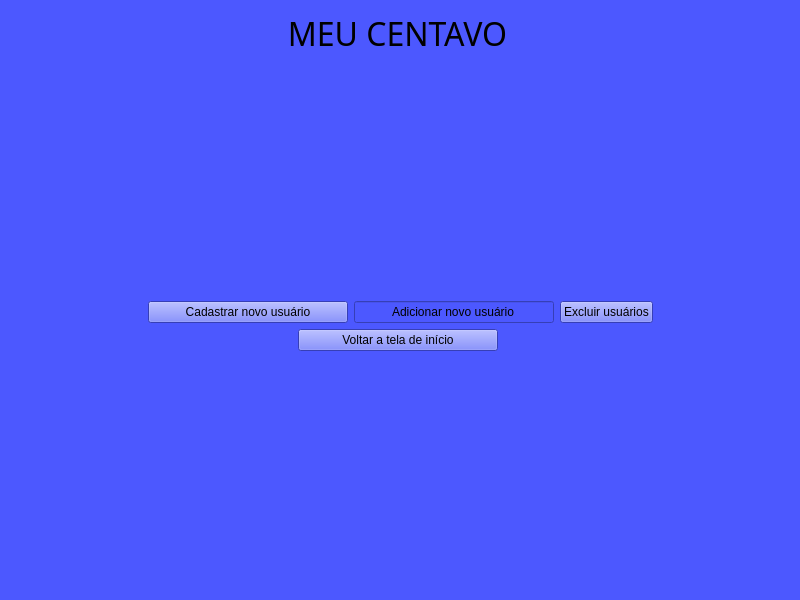
Old version of the form MeuCentavoApp/Designer/FormsLogin/formUsuario.ui in the repository bee0ne1/MeuCentavo.
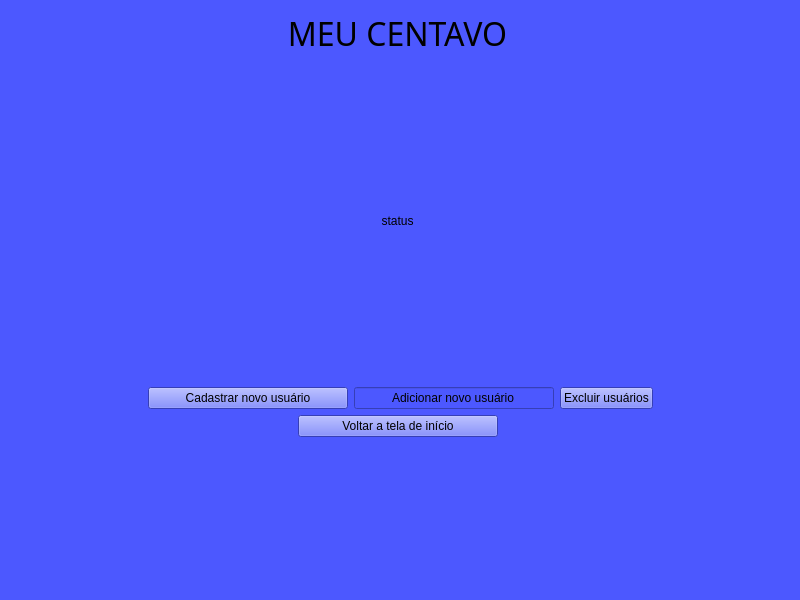
New version of the form.

```diff
--- a/MeuCentavoApp/Designer/FormsLogin/formUsuario.ui
+++ b/MeuCentavoApp/Designer/FormsLogin/formUsuario.ui
@@ -29,6 +29,176 @@
    <string notr="true">background-color: rgb(76, 88, 255)</string>
   </property>
   <layout class="QGridLayout" name="gridLayout">
+   <item row="2" column="1">
+    <widget class="QLabel" name="labelStatus">
+     <property name="text">
+      <string>status</string>
+     </property>
+     <property name="alignment">
+      <set>Qt::AlignmentFlag::AlignCenter</set>
+     </property>
+    </widget>
+   </item>
+   <item row="3" column="1">
+    <spacer name="verticalSpacer">
+     <property name="orientation">
+      <enum>Qt::Orientation::Vertical</enum>
+     </property>
+     <property name="sizeHint" stdset="0">
+      <size>
+       <width>20</width>
+       <height>68</height>
+      </size>
+     </property>
+    </spacer>
+   </item>
+   <item row="6" column="3">
+    <spacer name="horizontalSpacer_2">
+     <property name="orientation">
+      <enum>Qt::Orientation::Horizontal</enum>
+     </property>
+     <property name="sizeHint" stdset="0">
+      <size>
+       <width>40</width>
+       <height>20</height>
+      </size>
+     </property>
+    </spacer>
+   </item>
+   <item row="8" column="1">
+    <spacer name="verticalSpacer_2">
+     <property name="orientation">
+      <enum>Qt::Orientation::Vertical</enum>
+     </property>
+     <property name="sizeHint" stdset="0">
+      <size>
+       <width>20</width>
+       <height>68</height>
+      </size>
+     </property>
+    </spacer>
+   </item>
+   <item row="4" column="1">
+    <layout class="QHBoxLayout" name="layoutUsuarios">
+     <property name="topMargin">
+      <number>0</number>
+     </property>
+    </layout>
+   </item>
+   <item row="6" column="0">
+    <spacer name="horizontalSpacer">
+     <property name="orientation">
+      <enum>Qt::Orientation::Horizontal</enum>
+     </property>
+     <property name="sizeHint" stdset="0">
+      <size>
+       <width>40</width>
+       <height>20</height>
+      </size>
+     </property>
+    </spacer>
+   </item>
+   <item row="5" column="1" rowspan="2" colspan="2">
+    <layout class="QHBoxLayout" name="horizontalLayout_2">
+     <item>
+      <widget class="QPushButton" name="buttonCadastro">
+       <property name="minimumSize">
+        <size>
+         <width>200</width>
+         <height>0</height>
+        </size>
+       </property>
+       <property name="maximumSize">
+        <size>
+         <width>200</width>
+         <height>16777215</height>
+        </size>
+       </property>
+       <property name="text">
+        <string>Cadastrar novo usuário</string>
+       </property>
+      </widget>
+     </item>
+     <item>
+      <widget class="QLineEdit" name="lineEdit_2">
+       <property name="minimumSize">
+        <size>
+         <width>200</width>
+         <height>0</height>
+        </size>
+       </property>
+       <property name="maximumSize">
+        <size>
+         <width>200</width>
+         <height>16777215</height>
+        </size>
+       </property>
+       <property name="text">
+        <string>Adicionar novo usuário</string>
+       </property>
+       <property name="alignment">
+        <set>Qt::AlignmentFlag::AlignCenter</set>
+       </property>
+      </widget>
+     </item>
+     <item>
+      <widget class="QPushButton" name="buttonExcluirUsuarios">
+       <property name="text">
+        <string>Excluir usuários</string>
+       </property>
+      </widget>
+     </item>
+    </layout>
+   </item>
+   <item row="7" column="1">
+    <layout class="QHBoxLayout" name="horizontalLayout_3">
+     <item>
+      <spacer name="horizontalSpacer_3">
+       <property name="orientation">
+        <enum>Qt::Orientation::Horizontal</enum>
+       </property>
+       <property name="sizeHint" stdset="0">
+        <size>
+         <width>40</width>
+         <height>20</height>
+        </size>
+       </property>
+      </spacer>
+     </item>
+     <item>
+      <widget class="QPushButton" name="buttonBack">
+       <property name="minimumSize">
+        <size>
+         <width>200</width>
+         <height>0</height>
+        </size>
+       </property>
+       <property name="maximumSize">
+        <size>
+         <width>200</width>
+         <height>16777215</height>
+        </size>
+       </property>
+       <property name="text">
+        <string>Voltar a tela de início</string>
+       </property>
+      </widget>
+     </item>
+     <item>
+      <spacer name="horizontalSpacer_4">
+       <property name="orientation">
+        <enum>Qt::Orientation::Horizontal</enum>
+       </property>
+       <property name="sizeHint" stdset="0">
+        <size>
+         <width>40</width>
+         <height>20</height>
+        </size>
+       </property>
+      </spacer>
+     </item>
+    </layout>
+   </item>
    <item row="0" column="1">
     <widget class="QLabel" name="label">
      <property name="maximumSize">
@@ -56,162 +226,15 @@
      </property>
     </widget>
    </item>
-   <item row="4" column="0">
-    <spacer name="horizontalSpacer">
-     <property name="orientation">
-      <enum>Qt::Orientation::Horizontal</enum>
-     </property>
-     <property name="sizeHint" stdset="0">
-      <size>
-       <width>40</width>
-       <height>20</height>
-      </size>
-     </property>
-    </spacer>
-   </item>
-   <item row="2" column="1">
-    <layout class="QHBoxLayout" name="layoutUsuarios">
-     <property name="topMargin">
-      <number>0</number>
-     </property>
-    </layout>
-   </item>
-   <item row="5" column="1">
-    <layout class="QHBoxLayout" name="horizontalLayout_3">
-     <item>
-      <spacer name="horizontalSpacer_3">
-       <property name="orientation">
-        <enum>Qt::Orientation::Horizontal</enum>
-       </property>
-       <property name="sizeHint" stdset="0">
-        <size>
-         <width>40</width>
-         <height>20</height>
-        </size>
-       </property>
-      </spacer>
-     </item>
-     <item>
-      <widget class="QPushButton" name="buttonBack">
-       <property name="minimumSize">
-        <size>
-         <width>200</width>
-         <height>0</height>
-        </size>
-       </property>
-       <property name="maximumSize">
-        <size>
-         <width>200</width>
-         <height>16777215</height>
-        </size>
-       </property>
-       <property name="text">
-        <string>Voltar a tela de início</string>
-       </property>
-      </widget>
-     </item>
-     <item>
-      <spacer name="horizontalSpacer_4">
-       <property name="orientation">
-        <enum>Qt::Orientation::Horizontal</enum>
-       </property>
-       <property name="sizeHint" stdset="0">
-        <size>
-         <width>40</width>
-         <height>20</height>
-        </size>
-       </property>
-      </spacer>
-     </item>
-    </layout>
-   </item>
-   <item row="4" column="3">
-    <spacer name="horizontalSpacer_2">
-     <property name="orientation">
-      <enum>Qt::Orientation::Horizontal</enum>
-     </property>
-     <property name="sizeHint" stdset="0">
-      <size>
-       <width>40</width>
-       <height>20</height>
-      </size>
-     </property>
-    </spacer>
-   </item>
-   <item row="6" column="1">
-    <spacer name="verticalSpacer_2">
-     <property name="orientation">
-      <enum>Qt::Orientation::Vertical</enum>
-     </property>
-     <property name="sizeHint" stdset="0">
-      <size>
-       <width>20</width>
-       <height>68</height>
-      </size>
-     </property>
-    </spacer>
-   </item>
-   <item row="3" column="1" rowspan="2" colspan="2">
-    <layout class="QHBoxLayout" name="horizontalLayout_2">
-     <item>
-      <widget class="QPushButton" name="buttonCadastro">
-       <property name="minimumSize">
-        <size>
-         <width>200</width>
-         <height>0</height>
-        </size>
-       </property>
-       <property name="maximumSize">
-        <size>
-         <width>200</width>
-         <height>16777215</height>
-        </size>
-       </property>
-       <property name="text">
-        <string>Cadastrar novo usuário</string>
-       </property>
-      </widget>
-     </item>
-     <item>
-      <widget class="QLineEdit" name="lineEdit_2">
-       <property name="minimumSize">
-        <size>
-         <width>200</width>
-         <height>0</height>
-        </size>
-       </property>
-       <property name="maximumSize">
-        <size>
-         <width>200</width>
-         <height>16777215</height>
-        </size>
-       </property>
-       <property name="text">
-        <string>Adicionar novo usuário</string>
-       </property>
-       <property name="alignment">
-        <set>Qt::AlignmentFlag::AlignCenter</set>
-       </property>
-      </widget>
-     </item>
-     <item>
-      <widget class="QPushButton" name="buttonExcluirUsuarios">
-       <property name="text">
-        <string>Excluir usuários</string>
-       </property>
-      </widget>
-     </item>
-    </layout>
-   </item>
    <item row="1" column="1">
-    <spacer name="verticalSpacer">
+    <spacer name="verticalSpacer_3">
      <property name="orientation">
       <enum>Qt::Orientation::Vertical</enum>
      </property>
      <property name="sizeHint" stdset="0">
       <size>
        <width>20</width>
-       <height>68</height>
+       <height>40</height>
       </size>
      </property>
     </spacer>
```
